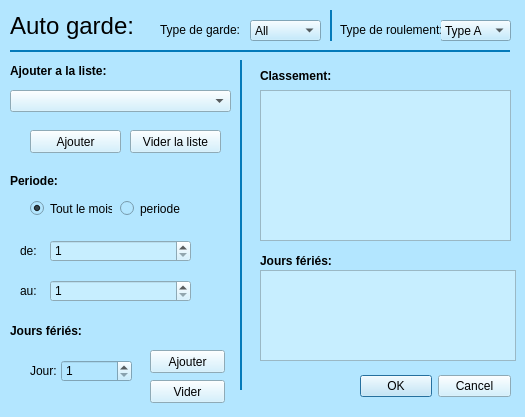
Above: user_interfaces/auto_plus.ui from SR-DG/Garde_advanced before the change. Below: the same form after it.
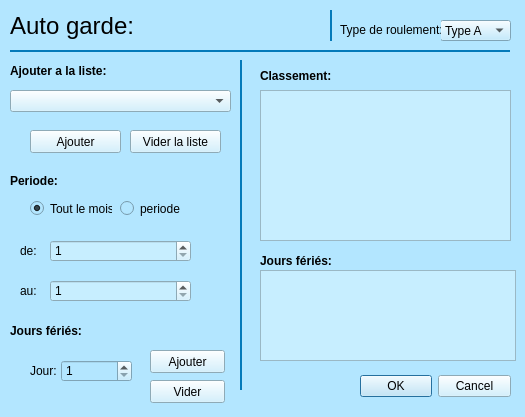
That is the form after the change.

The edit to the form file:
```diff
--- a/user_interfaces/auto_plus.ui
+++ b/user_interfaces/auto_plus.ui
@@ -506,36 +506,6 @@
     </property>
    </item>
   </widget>
-  <widget class="QComboBox" name="comboBox_3">
-   <property name="geometry">
-    <rect>
-     <x>250</x>
-     <y>20</y>
-     <width>71</width>
-     <height>21</height>
-    </rect>
-   </property>
-   <item>
-    <property name="text">
-     <string>All</string>
-    </property>
-   </item>
-   <item>
-    <property name="text">
-     <string>Only gardes</string>
-    </property>
-   </item>
-   <item>
-    <property name="text">
-     <string>Only night gardes</string>
-    </property>
-   </item>
-   <item>
-    <property name="text">
-     <string>Only days gardes</string>
-    </property>
-   </item>
-  </widget>
   <widget class="QLabel" name="label_10">
    <property name="geometry">
     <rect>
@@ -580,19 +550,6 @@
     <string notr="true">background-color: rgb(5, 122, 185);</string>
    </property>
   </widget>
-  <widget class="QLabel" name="label_11">
-   <property name="geometry">
-    <rect>
-     <x>160</x>
-     <y>20</y>
-     <width>81</width>
-     <height>20</height>
-    </rect>
-   </property>
-   <property name="text">
-    <string>Type de garde:</string>
-   </property>
-  </widget>
  </widget>
  <resources/>
  <connections>
```
